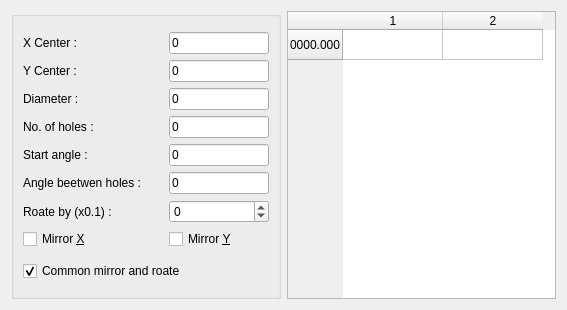
First picture: the form in src/bhctabform.ui, repository GCodeProjects/GCodeWorkShop, before the edit.
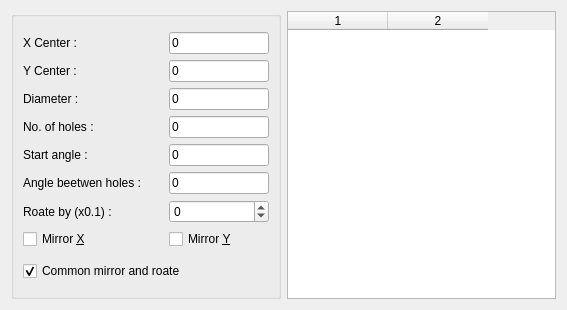
Second picture: the form after the edit.

Patch:
```diff
--- a/src/bhctabform.ui
+++ b/src/bhctabform.ui
@@ -364,11 +364,6 @@
      <attribute name="verticalHeaderCascadingSectionResizes">
       <bool>false</bool>
      </attribute>
-     <row>
-      <property name="text">
-       <string>0000.000</string>
-      </property>
-     </row>
      <column/>
      <column/>
     </widget>
```
